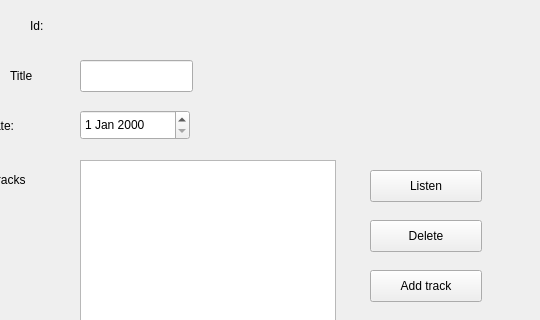
First picture: the form in project/lab6/mainwindow.ui, repository aneroid11/Databases, before the edit; both pictures show x 260 to 800 and y 0 to 320 of the 800 by 600 pixel window.
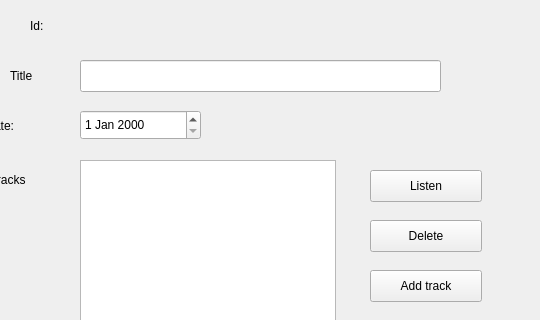
Second picture: the form after the edit.

```diff
--- a/project/lab6/mainwindow.ui
+++ b/project/lab6/mainwindow.ui
@@ -1518,7 +1518,7 @@
        <rect>
         <x>340</x>
         <y>60</y>
-        <width>113</width>
+        <width>361</width>
         <height>32</height>
        </rect>
       </property>
@@ -1528,7 +1528,7 @@
        <rect>
         <x>340</x>
         <y>110</y>
-        <width>110</width>
+        <width>121</width>
         <height>30</height>
        </rect>
       </property>
```
